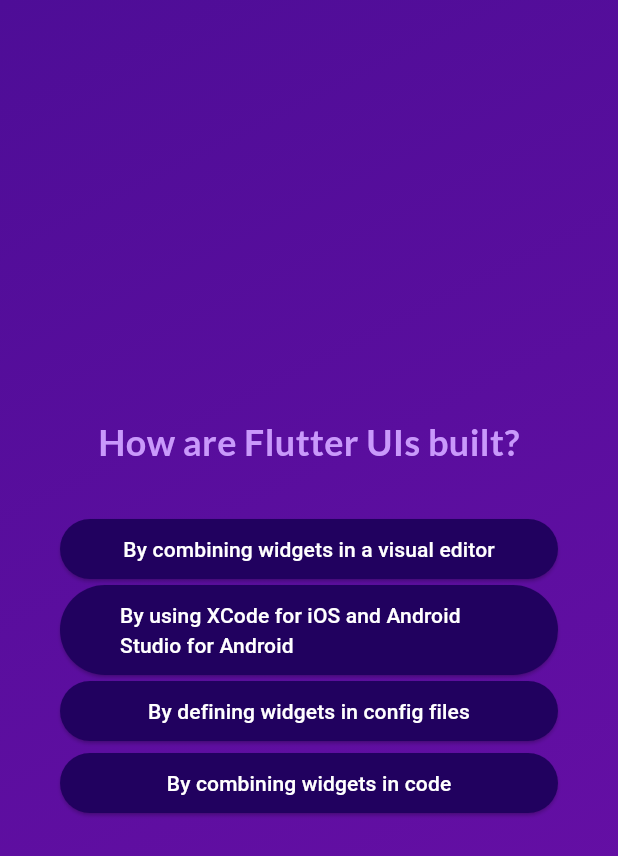
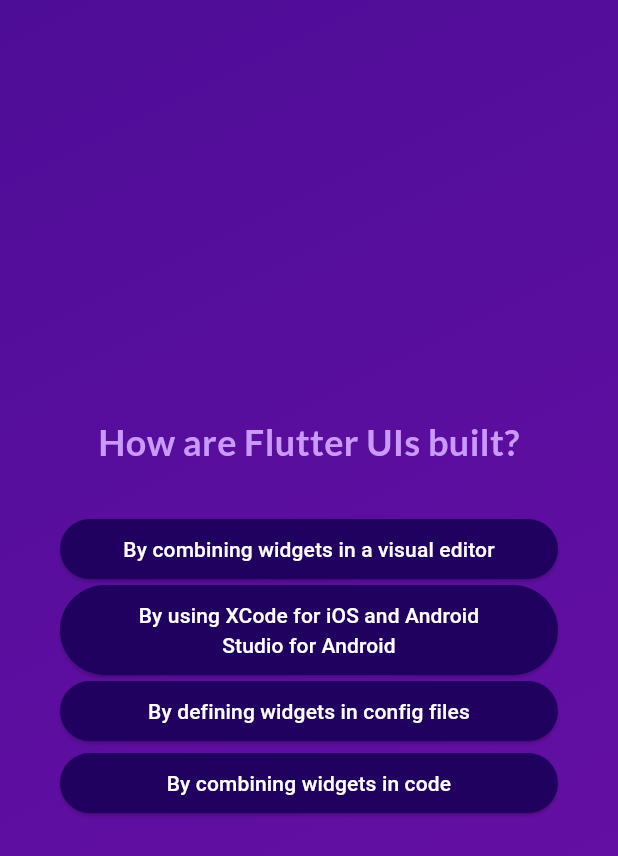
Before and after one commit to flutter-development-rboriba/quizz_app, a Flutter app: the screen it shows after launch, after a tap on "Start Quiz", after a tap on "Components", on a phone screen of 412 x 824 dp. Shown: the top 856 px of the screen. Run offline on Flutter 3.47's test engine with Material 3 defaults, Android fonts, the phone set to English and light mode, and no system bars; our stand-ins replace google_fonts.

```diff
--- a/lib/answer_button.dart
+++ b/lib/answer_button.dart
@@ -25,7 +25,10 @@ class AnswerButton extends StatelessWidget {
           borderRadius: BorderRadius.circular(40),
         ),
       ),
-      child: Text(answerText),
+      child: Text(
+        answerText,
+        textAlign: TextAlign.center,
+      ),
     );
   }
 }
--- a/lib/questions_screen.dart
+++ b/lib/questions_screen.dart
@@ -5,7 +5,12 @@ import 'package:quizz_app/answer_button.dart';
 import 'package:quizz_app/data/questions.dart';
 
 class QuestionsScreen extends StatefulWidget {
-  const QuestionsScreen({super.key});
+  const QuestionsScreen({
+    super.key,
+    required this.onSelectAnswer,
+  });
+
+  final void Function(String answer) onSelectAnswer;
 
   @override
   State<QuestionsScreen> createState() {
@@ -16,7 +21,8 @@ class QuestionsScreen extends StatefulWidget {
 class _QuestionsScreenState extends State<QuestionsScreen> {
   var currentQuestionIndex = 0;
 
-  void answerQuestion() {
+  void answerQuestion(String selectedAnswer) {
+    widget.onSelectAnswer(selectedAnswer);
     setState(() {
       currentQuestionIndex++;
     });
@@ -27,7 +33,7 @@ class _QuestionsScreenState extends State<QuestionsScreen> {
     final currentQuestion = questions[currentQuestionIndex];
     // print(currentQuestion.text);
     // print(currentQuestion.answers);
-    print(currentQuestionIndex);
+    // print(currentQuestionIndex);
 
     return SizedBox(
       width: double.infinity,
@@ -50,7 +56,9 @@ class _QuestionsScreenState extends State<QuestionsScreen> {
             ...currentQuestion.getShuffledAnswers().map((answer) {
               return AnswerButton(
                 answerText: answer,
-                onTap: answerQuestion,
+                onTap: () {
+                  answerQuestion(answer);
+                },
               );
             })
           ],
--- a/lib/quiz.dart
+++ b/lib/quiz.dart
@@ -13,6 +13,7 @@ class Quiz extends StatefulWidget {
 }
 
 class _QuizState extends State<Quiz> {
+  final List<String> selectedAnswers = [];
   var activeScreen = 'start-screen';
 
   void switchScreen() {
@@ -21,12 +22,19 @@ class _QuizState extends State<Quiz> {
     });
   }
 
+  void chooseAnswer(String answer) {
+    selectedAnswers.add(answer);
+    // print(selectedAnswers);
+  }
+
   @override
   Widget build(BuildContext context) {
     Widget screenWidget = StartScreen(switchScreen);
 
     if (activeScreen == 'questions-screen') {
-      screenWidget = const QuestionsScreen();
+      screenWidget = QuestionsScreen(
+        onSelectAnswer: chooseAnswer,
+      );
     }
 
     return MaterialApp(
```
